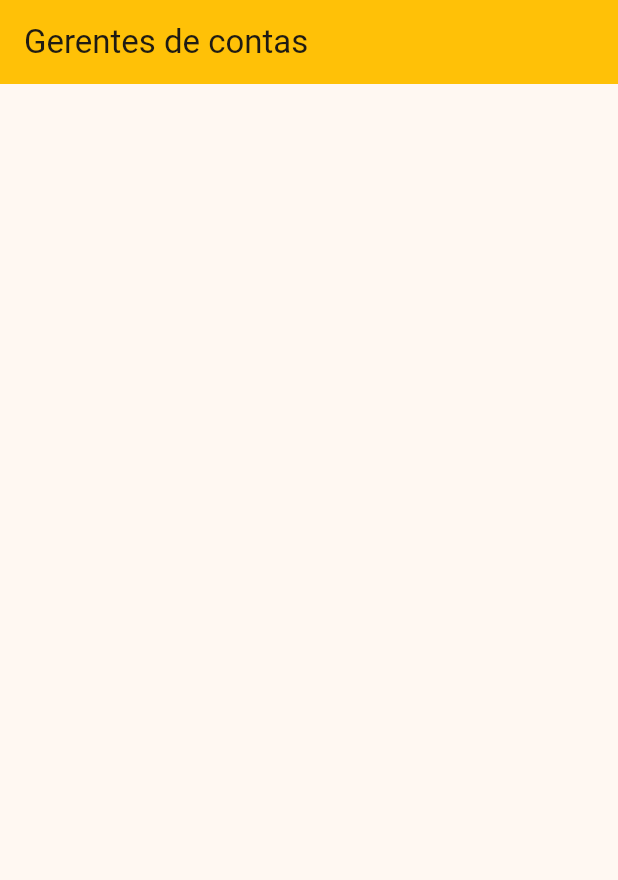
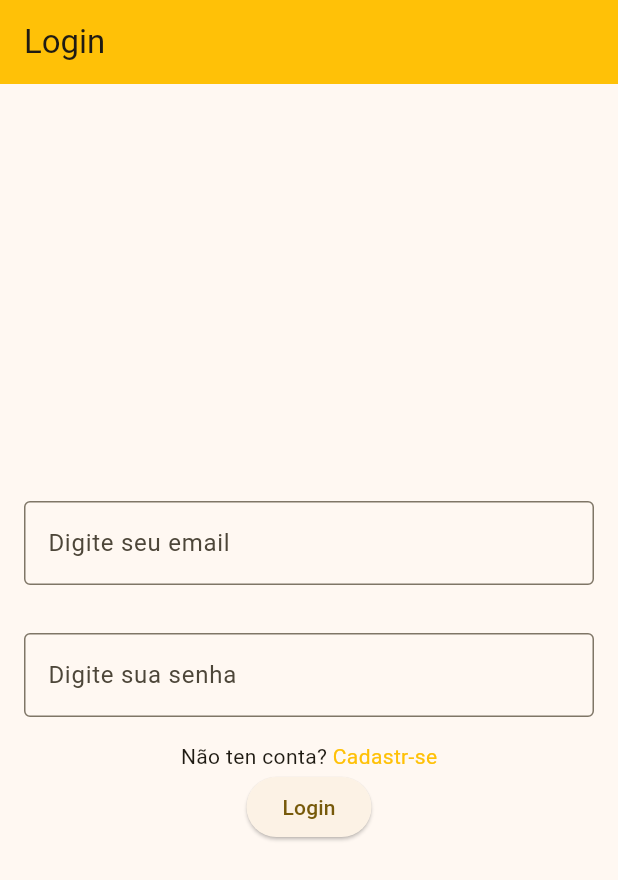
Before and after one commit to Renatofsds16/manager, a Flutter app: the screen it shows after launch, on a phone screen of 412 x 824 dp. Shown: the top 880 px of the screen. Run offline on Flutter 3.47's test engine with Material 3 defaults, Android fonts, the phone set to English and light mode, and no system bars; our stand-ins replace firebase_auth, firebase_core, firebase_storage, image_picker; accounts and stored records are empty; generated files the repository leaves out were written again.

Commit message:
criação da inteface login e cadastro

```diff
--- a/lib/pages/Home.dart
+++ b/lib/pages/Home.dart
@@ -1,4 +1,8 @@
+import 'dart:async';
+import 'dart:io';
+import 'package:firebase_storage/firebase_storage.dart';
 import 'package:flutter/material.dart';
+import 'package:image_picker/image_picker.dart';
 
 class Home extends StatefulWidget {
   const Home({super.key});
@@ -13,9 +17,8 @@ class _HomeState extends State<Home> {
     return Scaffold(
       appBar: AppBar(
         backgroundColor: Colors.amber,
-        title: const Text('Gerentes de contas'),
+        title: const Text('Home'),
       ),
-      body: Container(),
     );
   }
 }
--- /dev/null
+++ b/lib/pages/Login.dart
@@ -0,0 +1,102 @@
+import 'package:firebase_auth/firebase_auth.dart';
+import 'package:flutter/material.dart';
+import 'package:manager/pages/Home.dart';
+import 'Cadastro.dart';
+
+class Login extends StatefulWidget {
+  const Login({super.key});
+
+  @override
+  State<Login> createState() => _LoginState();
+}
+
+class _LoginState extends State<Login> {
+  FirebaseAuth auth = FirebaseAuth.instance;
+  TextEditingController controllerEmail = TextEditingController();
+  TextEditingController controllerSenha = TextEditingController();
+  String? errorEmail;
+  String? errorSenha;
+  @override
+  Widget build(BuildContext context) {
+
+    return Scaffold(
+      appBar: AppBar(
+        backgroundColor: Colors.amber,
+        title: Text('Login'),
+      ),
+      body: Column(
+        mainAxisAlignment: MainAxisAlignment.center,
+        children: [
+          Padding(
+            padding: EdgeInsets.all(16),
+            child: TextField(
+              controller: controllerEmail,
+              keyboardType: TextInputType.emailAddress,
+              decoration: InputDecoration(
+                errorText: errorSenha,
+                border: const OutlineInputBorder(),
+                labelText: 'Digite seu email'
+
+              ),
+            ),
+          ),
+          Padding(
+            padding: EdgeInsets.all(16),
+            child: TextField(
+              keyboardType: TextInputType.number,
+              controller: controllerSenha,
+              decoration: InputDecoration(
+                errorText: errorSenha,
+                  border: const OutlineInputBorder(),
+                  labelText: 'Digite sua senha'
+
+              ),
+            ),
+          ),
+          Row(
+            mainAxisAlignment: MainAxisAlignment.center,
+            children: [
+              const Text('Não ten conta? '),
+              GestureDetector(
+                onTap: (){
+                  Navigator.push(
+                      context,
+                    MaterialPageRoute(
+                        builder: (context)=> Cadastro()
+                    )
+                  );
+                },
+                  child: const Text('Cadastr-se',
+                    style: TextStyle(color: Colors.amber),
+                  )
+              )
+
+            ],
+          ),
+          ElevatedButton(onPressed: loginUsuario, child: Text('Login'))
+        ],
+      ),
+    );
+  }
+  loginUsuario()async {
+    if(controllerEmail.text.isEmpty){
+      setState(() {
+        errorEmail = 'Por favor digite seu Email';
+      });
+      if(controllerSenha.text.isEmpty){
+        setState(() {
+          errorSenha = 'Por favor digite sua senha';
+        });
+      }else{
+        setState(() {
+          errorSenha = null;
+        });
+      }
+    }else{
+      setState(() {
+        errorEmail = null;
+      });
+      print('Seu email e ${controllerEmail.text}');
+    }
+  }
+}
```
Also changed, not shown: lib/main.dart (+8 -13 lines), lib/pages/Cadastro.dart (added, +65 -0 lines).
